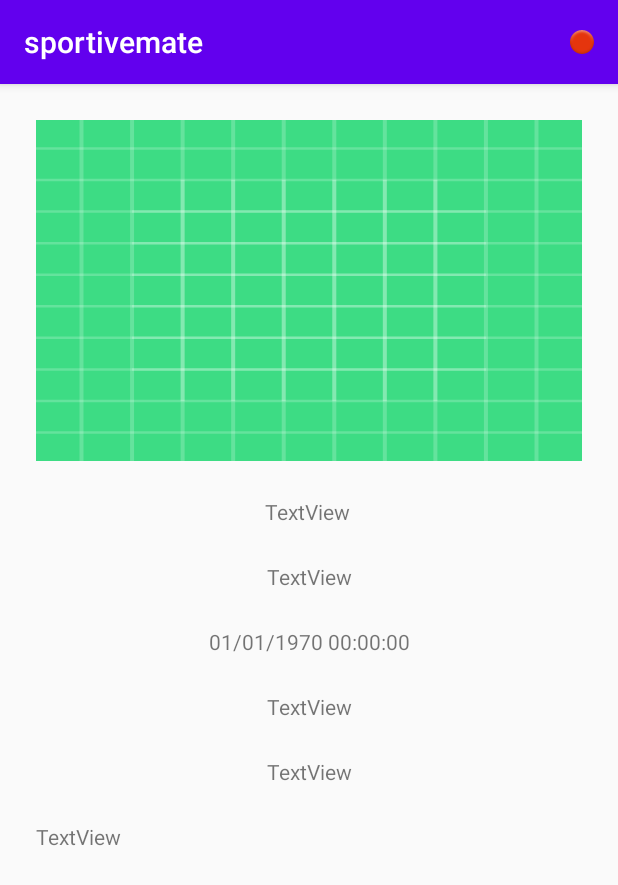
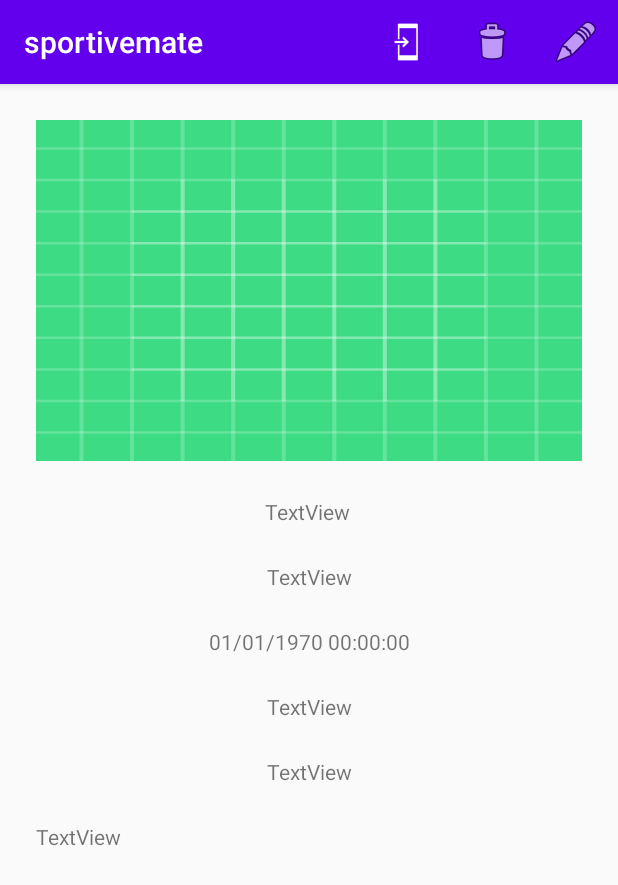
Before and after one commit to Dor-Nachbi/SportiveMate, an Android app: the fragment PostDetailsFragment placed in its activity, on a phone screen of 412 x 824 dp. Shown: the top 885 px of the screen. Run offline under Robolectric (Android 15) with nearby library versions, the phone set to English and light mode, and no system bars; our stand-ins replace Firebase (no records; nobody signed in at launch, a user with empty details on screens opened directly), Picasso; Roboto replaces fonts that are not available here; 11 statements that could not run were skipped.

Commit message:
add delete and edit post fragment + directions and data

```diff
--- a/app/src/main/java/com/example/sportivemate/UI/AddPostFragment.java
+++ b/app/src/main/java/com/example/sportivemate/UI/AddPostFragment.java
@@ -18,6 +18,7 @@ import android.widget.Spinner;
 import android.widget.TextView;
 
 import com.example.sportivemate.R;
+import com.example.sportivemate.model.AppLocalDb;
 import com.example.sportivemate.model.Post;
 import com.example.sportivemate.model.PostFireBase;
 import com.example.sportivemate.model.PostModel;
--- a/app/src/main/java/com/example/sportivemate/UI/PostDetailsFragment.java
+++ b/app/src/main/java/com/example/sportivemate/UI/PostDetailsFragment.java
@@ -1,12 +1,21 @@
 package com.example.sportivemate.UI;
 
+import android.app.AlertDialog;
+import android.content.Context;
+import android.content.DialogInterface;
 import android.os.Bundle;
 
+import androidx.annotation.NonNull;
+import androidx.appcompat.widget.AlertDialogLayout;
 import androidx.fragment.app.Fragment;
+import androidx.navigation.Navigation;
 
 import android.text.format.DateFormat;
 import android.util.Log;
 import android.view.LayoutInflater;
+import android.view.Menu;
+import android.view.MenuInflater;
+import android.view.MenuItem;
 import android.view.View;
 import android.view.ViewGroup;
 import android.widget.ImageView;
@@ -14,6 +23,9 @@ import android.widget.TextView;
 
 import com.example.sportivemate.R;
 import com.example.sportivemate.model.Post;
+import com.example.sportivemate.model.PostFireBase;
+import com.example.sportivemate.model.PostModel;
+import com.example.sportivemate.model.SportModel;
 import com.squareup.picasso.Picasso;
 
 import java.util.Date;
@@ -76,4 +88,56 @@ public class PostDetailsFragment extends Fragment {
         }
         return view;
     }
+
+    @Override
+    public void onAttach(@NonNull Context context) {
+        super.onAttach(context);
+        setHasOptionsMenu(true);
+    }
+
+    @Override
+    public void onStart() {
+        super.onStart();
+        PostFireBase.getPostById(post.getId(), new PostModel.Listener<Post>() {
+            @Override
+            public void onComplete(Post data) {
+                phoneNumber.setText(data.getPhoneNumber());
+                description.setText(data.getDescription());
+                city.setText(data.getCity());
+            }
+        });
+    }
+
+    @Override
+    public void onCreateOptionsMenu(@NonNull Menu menu, @NonNull MenuInflater inflater) {
+        super.onCreateOptionsMenu(menu, inflater);
+        inflater.inflate(R.menu.details_menu,menu);
+    }
+
+    @Override
+    public boolean onOptionsItemSelected(@NonNull MenuItem item) {
+        if(item.getItemId() == R.id.delete_post_menu_item){
+            new AlertDialog.Builder(getContext(),R.style.AlertDialog).setTitle("Delete Post").setMessage(
+                    "Are ou sure you want to delete this post?").setPositiveButton(
+                    "Yes", new DialogInterface.OnClickListener() {
+                        @Override
+                        public void onClick(DialogInterface dialog, int which) {
+                            PostModel.instance.deletePost(post, new PostModel.Listener<Boolean>() {
+                                @Override
+                                public void onComplete(Boolean data) {
+                                    Navigation.findNavController(view).navigateUp();
+                                }
+                            });
+                        }
+                    }
+            ).setNegativeButton("No",null).setIconAttribute(android.R.attr.alertDialogIcon).show();
+        }
+        else if(item.getItemId() == R.id.edit_post_menu_item)
+        {
+            Log.d("TAG", "edit");
+            Navigation.findNavController(getActivity(),R.id.nav_host_home).
+                    navigate(PostDetailsFragmentDirections.actionPostDetailsFragmentToPostEditFragment(post.getId()));
+        }
+        return super.onOptionsItemSelected(item);
+    }
 }
--- a/app/src/main/java/com/example/sportivemate/model/PostModel.java
+++ b/app/src/main/java/com/example/sportivemate/model/PostModel.java
@@ -4,6 +4,7 @@ import android.annotation.SuppressLint;
 import android.content.Context;
 import android.content.SharedPreferences;
 import android.os.AsyncTask;
+import android.util.Log;
 
 import androidx.lifecycle.LiveData;
 
@@ -105,7 +106,7 @@ public class PostModel {
         });
     }
 
-    public LiveData<Post> getPost(String Id) {
+    public LiveData<Post> getPost(String Id){
         LiveData<Post> postLiveData = AppLocalDb.db.postDao().getPost(Id);
         refreshPostDetails(Id);
         return postLiveData;
@@ -129,12 +130,13 @@ public class PostModel {
         });
     }
 
+    @SuppressLint("StaticFieldLeak")
     public void addPost(final Post post, final Listener<Post> listener) {
         PostFireBase.addPost(post, listener);
     }
 
     @SuppressLint("StaticFieldLeak")
-    public void updateReport(final Post post, final Listener<Boolean> listener) {
+    public void updatePost(final Post post, final Listener<Boolean> listener) {
         PostFireBase.updatePost(post, new Listener<Boolean>() {
             @Override
             public void onComplete(Boolean data) {
--- /dev/null
+++ b/app/src/main/res/menu/details_menu.xml
@@ -0,0 +1,19 @@
+<?xml version="1.0" encoding="utf-8"?>
+<menu xmlns:app="http://schemas.android.com/apk/res-auto"
+    xmlns:android="http://schemas.android.com/apk/res/android">
+
+    <item
+        android:id="@+id/delete_post_menu_item"
+        android:enabled="true"
+        android:icon="@android:drawable/ic_menu_delete"
+        android:title="Delete Post"
+        android:visible="true"
+        app:showAsAction="ifRoom" />
+    <item
+        android:id="@+id/edit_post_menu_item"
+        android:enabled="true"
+        android:icon="@android:drawable/ic_menu_edit"
+        android:title="Edit Post"
+        android:visible="true"
+        app:showAsAction="ifRoom" />
+</menu>
--- a/app/src/main/res/menu/main_activity_menu.xml
+++ b/app/src/main/res/menu/main_activity_menu.xml
@@ -6,7 +6,7 @@
         android:id="@+id/main_activity_menu_logout"
         android:checkable="false"
         android:enabled="true"
-        android:icon="@android:drawable/ic_notification_overlay"
+        android:icon="@drawable/common_full_open_on_phone"
         android:visible="true"
         app:showAsAction="always" />
 </menu>
--- a/app/src/main/res/navigation/home_nav_graph.xml
+++ b/app/src/main/res/navigation/home_nav_graph.xml
@@ -57,5 +57,17 @@
         <argument
             android:name="post"
             app:argType="com.example.sportivemate.model.Post" />
+        <action
+            android:id="@+id/action_postDetailsFragment_to_postEditFragment"
+            app:destination="@id/postEditFragment" />
+    </fragment>
+    <fragment
+        android:id="@+id/postEditFragment"
+        android:name="com.example.sportivemate.UI.PostEditFragment"
+        android:label="fragment_post_edit"
+        tools:layout="@layout/fragment_post_edit" >
+        <argument
+            android:name="postID"
+            app:argType="string" />
     </fragment>
 </navigation>
--- a/app/src/main/res/values/styles.xml
+++ b/app/src/main/res/values/styles.xml
@@ -7,4 +7,10 @@
         <item name="colorAccent">@color/colorAccent</item>
     </style>
 
+    <style name="AlertDialog" parent="Base.Theme.AppCompat.Light.Dialog">
+        <item name="android:textColor">#000000</item>
+        <item name="android:textColorPrimary">#000000</item>
+        <item name="android:colorAccent">#2F4F4F</item>
+    </style>
+
 </resources>
```
Also changed, not shown: app/src/main/java/com/example/sportivemate/UI/PostEditFragment.java (added, +98 -0 lines), app/src/main/res/layout/fragment_post_edit.xml (added, +121 -0 lines).
